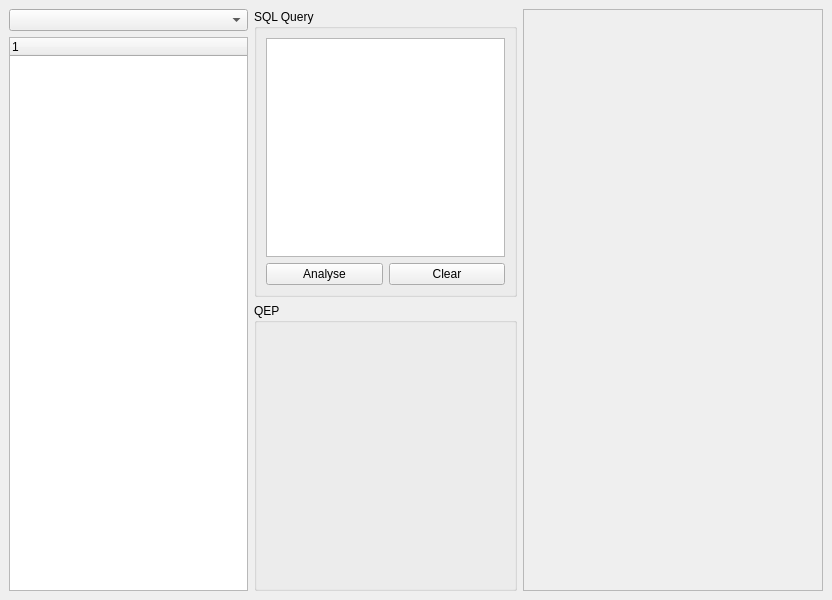
Above: Project 2/main.ui from Melisepoon/CZ4031 before the change. Below: the same form after it.
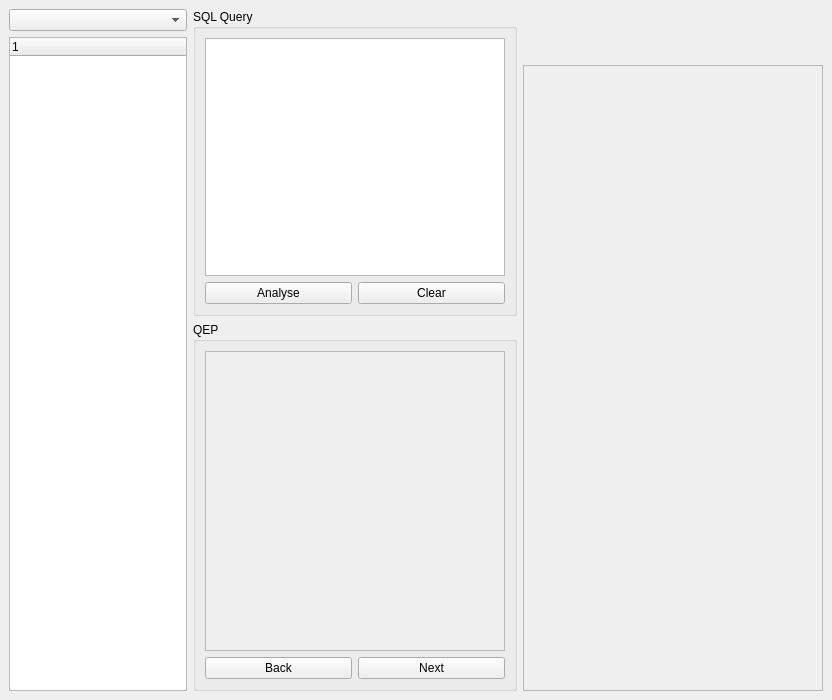
That is the form after the change.

What changed in the file:
```diff
--- a/Project 2/main.ui
+++ b/Project 2/main.ui
@@ -7,7 +7,7 @@
                 <x>0</x>
                 <y>0</y>
                 <width>832</width>
-                <height>600</height>
+                <height>700</height>
             </rect>
         </property>
         <property name="minimumSize">
@@ -79,6 +79,12 @@
                                                 <verstretch>0</verstretch>
                                                 </sizepolicy>
                                                 </property>
+                                                <property name="minimumSize">
+                                                    <size>
+                                                        <width>300</width>
+                                                        <height>150</height>
+                                                    </size>
+                                                </property>
                                                 <property name="acceptRichText">
                                                     <bool>false</bool>
                                                 </property>
@@ -93,7 +99,7 @@
                                                             </property>
                                                         </widget>
                                                     </item>
-                                                    <item alignment="Qt::AlignTop">
+                                                    <item>
                                                         <widget class="QPushButton" name="btn_clear">
                                                             <property name="text">
                                                                 <string>Clear</string>
@@ -119,21 +125,45 @@
                                         </property>
                                         <layout class="QVBoxLayout" name="verticalLayout_2">
                                             <item alignment="Qt::AlignTop">
-                                                <widget class="QLabel" name="text_plan">
+                                                <widget class="QScrollArea" name="text_plan">
                                                 <property name="sizePolicy">
                                                 <sizepolicy hsizetype="Expanding" vsizetype="Expanding">
                                                 <horstretch>0</horstretch>
                                                 <verstretch>0</verstretch>
                                                 </sizepolicy>
                                                 </property>
-                                                <property name="text">
+                                                <property name="minimumSize">
+                                                    <size>
+                                                        <width>300</width>
+                                                        <height>300</height>
+                                                    </size>
+                                                </property>
+                                                <!-- <property name="text">
                                                 <string/>
                                                 </property>
                                                 <property name="wordWrap">
                                                 <bool>true</bool>
-                                                </property>
+                                                </property> -->
                                                 </widget>
                                             </item>
+                                            <item>
+                                                <layout class="QHBoxLayout">
+                                                    <item>
+                                                        <widget class="QPushButton" name="btn_back">
+                                                            <property name="text">
+                                                                <string>Back</string>
+                                                            </property>
+                                                        </widget>
+                                                    </item>
+                                                    <item>
+                                                        <widget class="QPushButton" name="btn_next">
+                                                            <property name="text">
+                                                                <string>Next</string>
+                                                            </property>
+                                                        </widget>
+                                                    </item>
+                                                </layout>
+                                            </item>
                                         </layout>
                                     </widget>
                                 </item>
@@ -141,6 +171,16 @@
                         </item>
                         <item>
                             <layout class="QVBoxLayout" name="image_layout">
+                                <item>
+                                    <widget class="QLabel" name="db_setting">
+                                        <property name="minimumSize">
+                                            <size>
+                                                <width>300</width>
+                                                <height>50</height>
+                                            </size>
+                                        </property>
+                                    </widget>
+                                </item>
                                 <item>
                                     <widget class="QScrollArea" name="image_scroll">
                                         <property name="sizePolicy">
```
Left out of the diff: 14 changed lines with no effect on the pictures.
